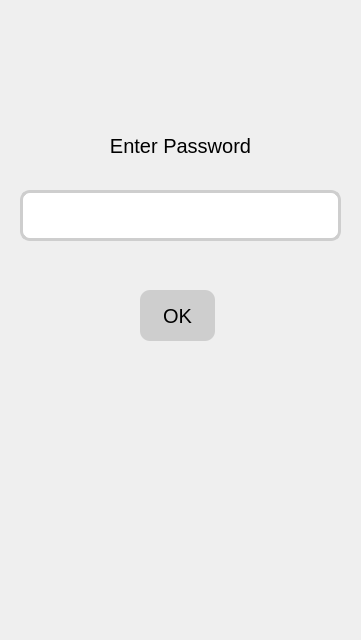
Before: the Qt Designer form pin.ui in Boondirek-Kanjanapongporn/E-DOCK, drawn with Qt 5.
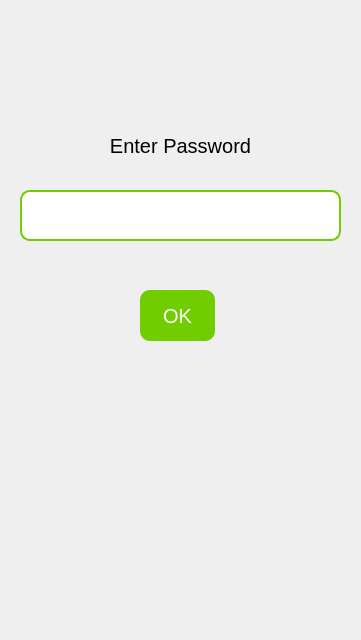
After: the same form once the commit is applied. The open tabs and pages were chosen to show the change. Icons and pictures are not drawn.

Diff of the .ui file:
```diff
--- a/pin.ui
+++ b/pin.ui
@@ -2039,10 +2039,15 @@
       </rect>
      </property>
      <property name="styleSheet">
-      <string notr="true">QLineEdit{
+      <string notr="true">QLineEdit
+{
+	border: 2px solid #71cd00;
 	border-radius: 10px;
-	border: 3px solid #cecece;
-	font: 18pt Arial;
+font: 18pt Arial;
+}
+QLineEdit:focus
+{
+	border: 2px solid #71cd00;
 }</string>
      </property>
     </widget>
@@ -2066,9 +2071,10 @@
      <property name="styleSheet">
       <string notr="true">QPushButton
 {
-	background: #cecece;
+	background: #71cd00;
 	border-radius: 10px;
 	font: 20px Arial;
+	color: #ffffff;
 	
 }
 QPushButton:pressed
```
Left out of the diff: 2 changed lines with no effect on the pictures.
